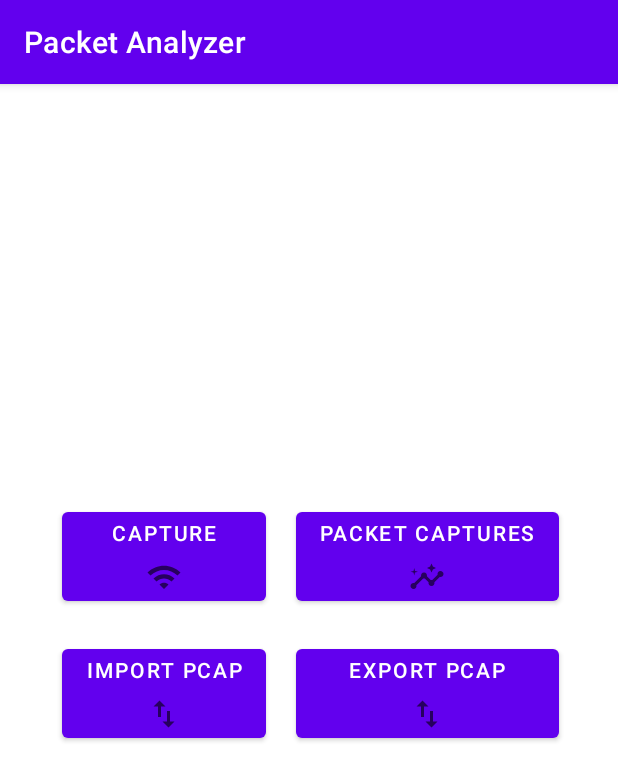
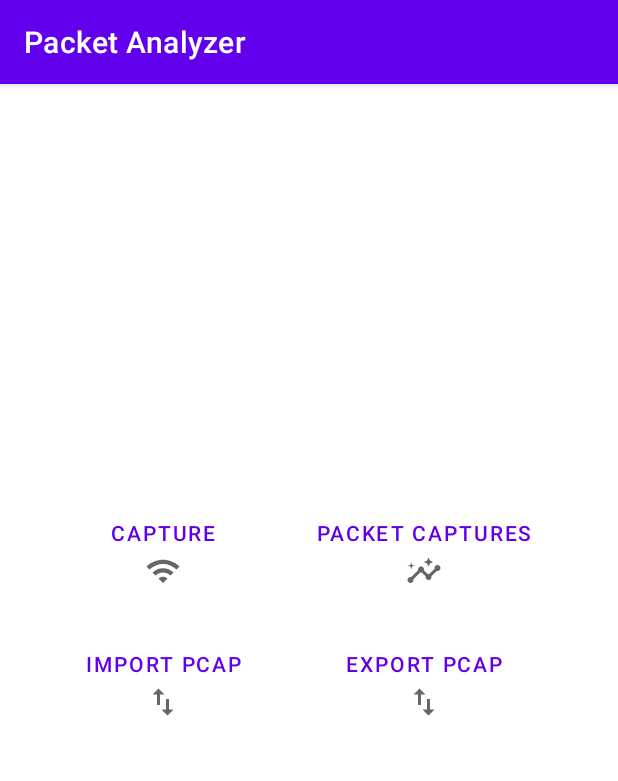
Before and after one commit to comp7082-team2/packetcapture, an Android app: the screen it shows after launch (MainActivity), on a phone screen of 412 x 824 dp. Shown: the top 781 px of the screen. Run offline under Robolectric (Android 15) with nearby library versions, the phone set to English and light mode, and no system bars; libraries missing offline, so code that uses them is left out: io.pkts, io.pkts.filters, io.pkts.packet, io.pkts.protocol.

```diff
--- a/app/src/main/AndroidManifest.xml
+++ b/app/src/main/AndroidManifest.xml
@@ -4,12 +4,13 @@
     <uses-permission android:name="android.permission.WRITE_INTERNAL_STORAGE" />
     <uses-permission android:name="android.permission.READ_INTERNAL_STORAGE" />
     <application
-        android:allowBackup="true"
+        android:fullBackupOnly="true"
         android:icon="@mipmap/ic_launcher"
         android:label="@string/app_name"
         android:roundIcon="@mipmap/ic_launcher_round"
         android:supportsRtl="true"
-        android:theme="@style/Theme.Packetsniffer" >
+        android:theme="@style/Theme.Packetsniffer"
+        android:allowBackup="true">
         <activity
             android:name=".Views.PacketInfoActivity"
             android:exported="true"
--- a/app/src/main/res/layout/activity_main.xml
+++ b/app/src/main/res/layout/activity_main.xml
@@ -25,14 +25,16 @@
                 android:id="@+id/btnCapture"
                 android:layout_margin="10dp"
                 android:drawableBottom="@drawable/ic_baseline_wifi_24"
-                android:text="Capture" />
+                android:text="@string/capture"
+                style="?android:attr/buttonBarButtonStyle" />
 
             <Button
                 android:id="@+id/btnAnalyze"
                 android:layout_margin="10dp"
                 android:drawableBottom="@drawable/ic_baseline_insights_24"
                 android:onClick="goToAnalyze"
-                android:text="Packet Captures" />
+                android:text="@string/packet_captures"
+                style="?android:attr/buttonBarButtonStyle" />
         </TableRow>
 
         <TableRow
@@ -43,14 +45,16 @@
                 android:id="@+id/btnImport"
                 android:layout_margin="10dp"
                 android:drawableBottom="@drawable/ic_baseline_import_export_24"
-                android:text="Import PCAP"
-                android:onClick="click" />
+                android:text="@string/import_pcap"
+                android:onClick="click"
+                style="?android:attr/buttonBarButtonStyle" />
 
             <Button
                 android:id="@+id/btnExport"
                 android:layout_margin="10dp"
                 android:drawableBottom="@drawable/ic_baseline_import_export_24"
-                android:text="Export PCAP" />
+                android:text="@string/export_pcap"
+                style="?android:attr/buttonBarButtonStyle" />
         </TableRow>
 
     </TableLayout>
```
Also changed, not shown: app/src/main/java/com/example/packetsniffer/Presenters/PacketInfoPresenter.java (+14 -16 lines), app/src/main/res/layout/activity_pack_info.xml (+18 -18 lines), app/src/main/res/layout/activity_packet_list_view.xml (+5 -3 lines), app/src/main/res/values/strings.xml (+19 -0 lines).
